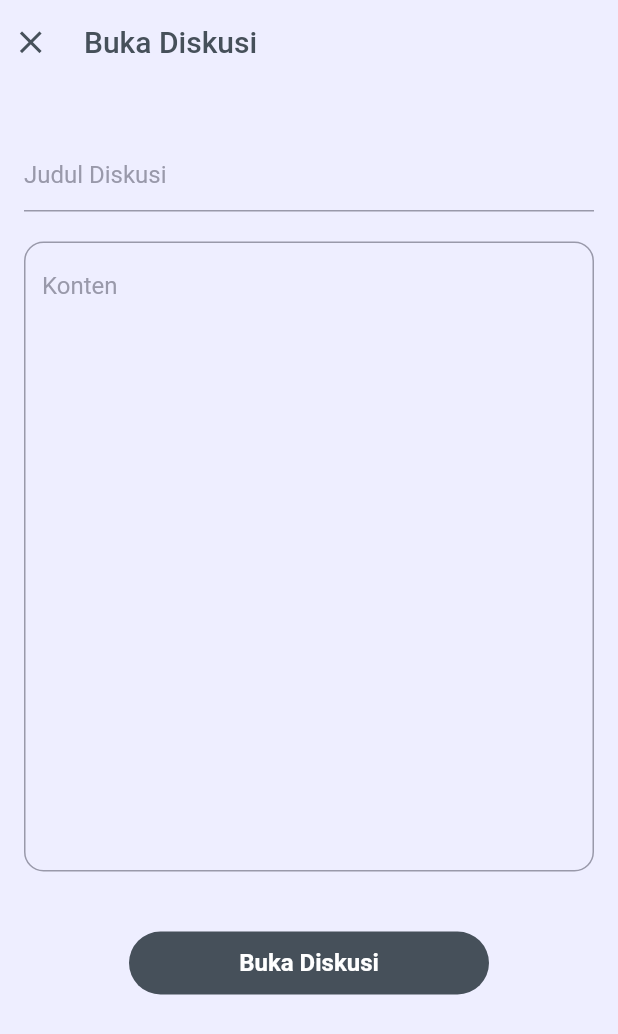
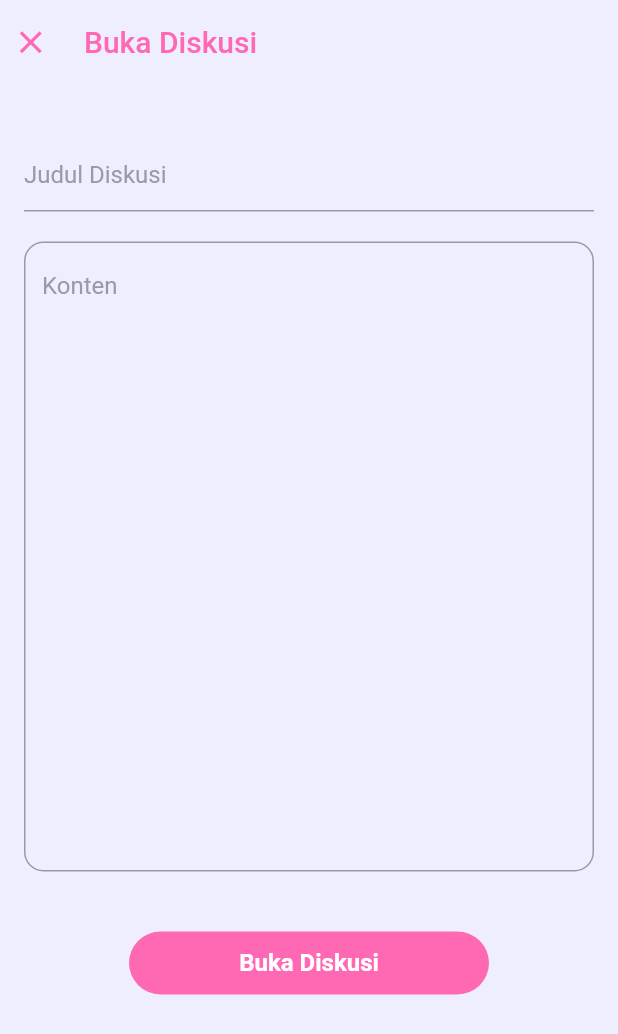
Before and after one commit to Neuxtron/overtalk, a Flutter app: the HomePage screen opened directly with empty values, after a tap on the "add comment" icon, on a phone screen of 412 x 824 dp. Shown: the top 1034 px of the screen. Run offline on Flutter 3.47's test engine with Material 2 defaults, Android fonts, the phone set to English and light mode, and no system bars; network calls fail.

Commit message:
ubah warna & rapikan codingan

```diff
--- /dev/null
+++ b/lib/global.dart
@@ -0,0 +1,17 @@
+import 'package:flutter/material.dart';
+
+class GlobalColors {
+  static const Color grey9 = Color(0xFF999999);
+  static const Color grey7 = Color(0xFF777777);
+  static const Color grey5 = Color(0xFF555555);
+  static const Color prettyWhite = Color(0xFFEEEEFF);
+  static const Color prettyGrey = Color(0xFF9999AA);
+  static const Color hotPink = Color(0xFFFF69B4);
+
+  static const Color primaryColor = hotPink;
+  static const Color onPrimaryColor = Colors.white;
+  static const Color backgroundColor = prettyWhite;
+  static const Color hDivider = grey9;
+  static const Color onBackground = primaryColor;
+  static const Color text = Colors.black;
+}
--- a/lib/includes/draweritem.dart
+++ b/lib/includes/draweritem.dart
@@ -1,5 +1,5 @@
 import 'package:flutter/material.dart';
-import 'package:overtalk/themes/global.dart';
+import 'package:overtalk/global.dart';
 
 class DrawerItem extends StatelessWidget {
   final String text;
@@ -25,7 +25,12 @@ class DrawerItem extends StatelessWidget {
         margin: margin,
         width: selected ? 280 : 255,
         decoration: BoxDecoration(
-          color: GlobalColors().backgroundColor,
+          color: selected
+              ? GlobalColors.primaryColor
+              : GlobalColors.onPrimaryColor,
+          border: Border.all(
+            color: GlobalColors.primaryColor,
+          ),
           borderRadius: BorderRadius.only(
             topLeft: Radius.circular(50),
             bottomLeft: Radius.circular(50),
@@ -39,7 +44,9 @@ class DrawerItem extends StatelessWidget {
           child: Text(
             text,
             style: TextStyle(
-              color: GlobalColors().onBackground,
+              color: selected
+                  ? GlobalColors.onPrimaryColor
+                  : GlobalColors.primaryColor,
               fontSize: selected ? 20 : 15,
               fontWeight: selected ? FontWeight.bold : FontWeight.normal,
             ),
--- a/lib/main.dart
+++ b/lib/main.dart
@@ -1,6 +1,6 @@
 import 'package:flutter/material.dart';
-import 'package:overtalk/themes/global.dart';
-import 'package:overtalk/login.dart';
+import 'package:overtalk/global.dart';
+import 'package:overtalk/pages/login.dart';
 
 void main() {
   runApp(const MyApp());
--- a/lib/api/modelDiskusi.dart
+++ b/lib/models/diskusiModel.dart
@@ -1,4 +1,4 @@
-class Diskusi {
+class DiskusiModel {
   final String id;
   final String pembuka;
   final String judul;
@@ -6,7 +6,7 @@ class Diskusi {
   final List replies;
   final DateTime createdAt;
 
-  const Diskusi({
+  const DiskusiModel({
     required this.id,
     required this.pembuka,
     required this.judul,
@@ -15,8 +15,8 @@ class Diskusi {
     required this.createdAt,
   });
 
-  factory Diskusi.fromJson(Map<String, dynamic> json) {
-    return Diskusi(
+  factory DiskusiModel.fromJson(Map<String, dynamic> json) {
+    return DiskusiModel(
       id: json['id'],
       pembuka: json['pembuka'],
       judul: json['judul'],
--- a/lib/api/modelUser.dart
+++ b/lib/models/userModel.dart
@@ -1,11 +1,11 @@
-class User {
+class UserModel {
   final String id;
   final String email;
   final String nama;
   final String password;
   final List bookmarks;
 
-  User(
+  UserModel(
     this.id,
     this.email,
     this.nama,
@@ -13,8 +13,8 @@ class User {
     this.bookmarks,
   );
 
-  factory User.fromJson(Map<String, dynamic> json) {
-    return User(
+  factory UserModel.fromJson(Map<String, dynamic> json) {
+    return UserModel(
       json["id"],
       json["email"],
       json["nama"],
--- a/lib/bukadiskusi.dart
+++ b/lib/pages/bukadiskusi.dart
@@ -1,12 +1,12 @@
 import 'package:flutter/material.dart';
 import 'package:intl/intl.dart';
-import 'package:overtalk/api/modelUser.dart';
-import 'package:overtalk/api/repository.dart';
+import 'package:overtalk/models/userModel.dart';
+import 'package:overtalk/repository.dart';
 import 'package:overtalk/includes/isian.dart';
-import 'package:overtalk/themes/global.dart';
+import 'package:overtalk/global.dart';
 
 class BukaDiskusi extends StatefulWidget {
-  final User user;
+  final UserModel user;
   const BukaDiskusi({super.key, required this.user});
 
   @override
@@ -57,7 +57,7 @@ class _BukaDiskusiState extends State<BukaDiskusi> {
   @override
   Widget build(BuildContext context) {
     return Scaffold(
-      backgroundColor: GlobalColors().backgroundColor,
+      backgroundColor: GlobalColors.backgroundColor,
 
       //--- AppBar ---//
       appBar: AppBar(
@@ -69,14 +69,14 @@ class _BukaDiskusiState extends State<BukaDiskusi> {
           },
           icon: Icon(
             Icons.close,
-            color: GlobalColors().onBackground,
+            color: GlobalColors.onBackground,
           ),
           iconSize: 25,
         ),
         leadingWidth: 40,
         title: Text(
           "Buka Diskusi",
-          style: TextStyle(color: GlobalColors().onBackground),
+          style: TextStyle(color: GlobalColors.onBackground),
         ),
       ),
 
@@ -107,14 +107,14 @@ class _BukaDiskusiState extends State<BukaDiskusi> {
                 child: TextField(
                   controller: kontenController,
                   maxLines: 20,
-                  style: TextStyle(color: GlobalColors().onBackground),
-                  cursorColor: GlobalColors().onBackground,
+                  style: TextStyle(color: GlobalColors.onBackground),
+                  cursorColor: GlobalColors.onBackground,
                   decoration: InputDecoration(
                     labelText: "Konten",
                     labelStyle: TextStyle(color: GlobalColors.prettyGrey),
                     alignLabelWithHint: true,
                     floatingLabelStyle:
-                        TextStyle(color: GlobalColors().onBackground),
+                        TextStyle(color: GlobalColors.onBackground),
                     enabledBorder: OutlineInputBorder(
                       borderSide: BorderSide(
                         color: GlobalColors.prettyGrey,
--- a/lib/homepage.dart
+++ b/lib/pages/homepage1.dart
@@ -1,16 +1,16 @@
 import 'package:flutter/material.dart';
 import 'package:intl/intl.dart';
-import 'package:overtalk/api/modelDiskusi.dart';
-import 'package:overtalk/api/modelUser.dart';
-import 'package:overtalk/api/repository.dart';
-import 'package:overtalk/bukadiskusi.dart';
-import 'package:overtalk/halamandiskusi.dart';
-import 'package:overtalk/setelan.dart';
-import 'package:overtalk/themes/global.dart';
+import 'package:overtalk/models/diskusiModel.dart';
+import 'package:overtalk/models/userModel.dart';
+import 'package:overtalk/repository.dart';
+import 'package:overtalk/pages/bukadiskusi.dart';
+import 'package:overtalk/pages/halamandiskusi.dart';
+import 'package:overtalk/pages/setelan.dart';
+import 'package:overtalk/global.dart';
 import 'package:overtalk/includes/draweritem.dart';
 
 class HomePage extends StatefulWidget {
-  final User user;
+  final UserModel user;
   const HomePage({super.key, required this.user});
 
   @override
@@ -20,7 +20,7 @@ class HomePage extends StatefulWidget {
 class _HomePageState extends State<HomePage> {
   final scaffoldKey = GlobalKey<ScaffoldState>();
 
-  List<Diskusi> dataDiskusi = [];
+  List<DiskusiModel> dataDiskusi = [];
   Repository repository = Repository();
   String halaman = "forum";
   String judulHalaman = "OverTalk";
@@ -42,7 +42,7 @@ class _HomePageState extends State<HomePage> {
   }
 
   void getBookmarks() async {
-    final List<User> listUsers = await repository.getUsers();
+    final List<UserModel> listUsers = await repository.getUsers();
     for (var element in listUsers) {
       if (element.id == widget.user.id) {
         bookmarks = element.bookmarks;
@@ -74,11 +74,11 @@ class _HomePageState extends State<HomePage> {
   Widget build(BuildContext context) {
     return Scaffold(
       key: scaffoldKey,
-      backgroundColor: GlobalColors().backgroundColor,
+      backgroundColor: GlobalColors.backgroundColor,
 
       //--- Sidebar ---//
       endDrawer: Drawer(
-        backgroundColor: GlobalColors.primaryColor,
+        backgroundColor: Colors.white,
         child: Column(
           crossAxisAlignment: CrossAxisAlignment.end,
           children: [
@@ -89,7 +89,7 @@ class _HomePageState extends State<HomePage> {
               height: 210,
               width: double.infinity,
               child: ColoredBox(
-                color: GlobalColors.prettyBlack,
+                color: GlobalColors.hotPink.withOpacity(0.3),
                 child: Column(
                   mainAxisAlignment: MainAxisAlignment.center,
                   children: [
@@ -104,7 +104,6 @@ class _HomePageState extends State<HomePage> {
                     Text(
                       widget.user.nama,
                       style: TextStyle(
-                        color: Colors.white,
                         fontSize: 18,
                       ),
                     ),
@@ -211,7 +210,6 @@ class _HomePageState extends State<HomePage> {
         padding: const EdgeInsets.only(top: 10, bottom: 100),
         itemCount: dataDiskusi.length,
         itemBuilder: (context, index) {
-          String id = dataDiskusi[index].id;
           String judul = dataDiskusi[index].judul;
           String pembuka = dataDiskusi[index].pembuka;
           bool tampil = false;
@@ -255,7 +253,7 @@ class _HomePageState extends State<HomePage> {
                   Navigator.push(
                     context,
                     MaterialPageRoute(
-                      builder: (context) => HalamanDiskusi(
+                      builder: (context) => Diskusi(
                         user: widget.user,
                         diskusi: dataDiskusi[index],
                       ),
@@ -270,7 +268,7 @@ class _HomePageState extends State<HomePage> {
                     judul,
                     maxLines: 2,
                     style: TextStyle(
-                      color: GlobalColors().onBackground,
+                      color: GlobalColors.onBackground,
                       fontWeight: FontWeight.bold,
                       fontSize: 18,
                       overflow: TextOverflow.ellipsis,
--- a/lib/api/repository.dart
+++ b/lib/repository.dart
@@ -1,8 +1,8 @@
 import 'dart:convert';
 
 import 'package:http/http.dart' as http;
-import 'package:overtalk/api/modelDiskusi.dart';
-import 'package:overtalk/api/modelUser.dart';
+import 'package:overtalk/models/diskusiModel.dart';
+import 'package:overtalk/models/userModel.dart';
 
 class Repository {
   final _baseUrl = "https://64620ee8491f9402f4b1662e.mockapi.io/";
@@ -14,8 +14,8 @@ class Repository {
 
       if (response.statusCode == 200) {
         List jsonData = jsonDecode(response.body);
-        List<Diskusi> dataDiskusi =
-            jsonData.map((e) => Diskusi.fromJson(e)).toList();
+        List<DiskusiModel> dataDiskusi =
+            jsonData.map((e) => DiskusiModel.fromJson(e)).toList();
         return dataDiskusi;
       }
     } catch (e) {
@@ -53,7 +53,8 @@ class Repository {
 
       if (response.statusCode == 200) {
         List jsonData = jsonDecode(response.body);
-        List<User> dataUser = jsonData.map((e) => User.fromJson(e)).toList();
+        List<UserModel> dataUser =
+            jsonData.map((e) => UserModel.fromJson(e)).toList();
         return dataUser;
       }
     } catch (e) {
--- a/lib/themes/global.dart
+++ /dev/null
@@ -1,17 +0,0 @@
-import 'package:flutter/material.dart';
-
-class GlobalColors {
-  static const Color primaryColor = Color(0xFF46505A);
-  static const Color onPrimaryColor = Color(0xFFFFFFFF);
-  static const Color grey9 = Color(0xFF999999);
-  static const Color grey7 = Color(0xFF777777);
-  static const Color grey5 = Color(0xFF555555);
-  static const Color prettyWhite = Color(0xFFEEEEFF);
-  static const Color prettyGrey = Color(0xFF9999AA);
-  static const Color prettyBlack = Color(0xFF161B22);
-
-  final Color backgroundColor = GlobalColors.prettyWhite;
-  final Color hDivider = GlobalColors.grey9;
-  final Color onBackground = GlobalColors.primaryColor;
-  final Color text = Colors.black;
-}
```
Also changed, not shown: lib/includes/isian.dart (+5 -5 lines), lib/pages/daftar.dart (renamed from lib/login.dart, +72 -38 lines), lib/pages/halamandiskusi.dart (renamed from lib/halamandiskusi.dart, +20 -21 lines), lib/pages/login.dart (renamed from lib/daftar.dart, +38 -72 lines), lib/pages/setelan.dart (renamed from lib/setelan.dart, +14 -16 lines), lib/pages/ubahpassword.dart (renamed from lib/ubahpassword.dart, +9 -9 lines), assets/splash_light.png, assets/splash_light_ori.png (added), pubspec.lock, 1 other file.
